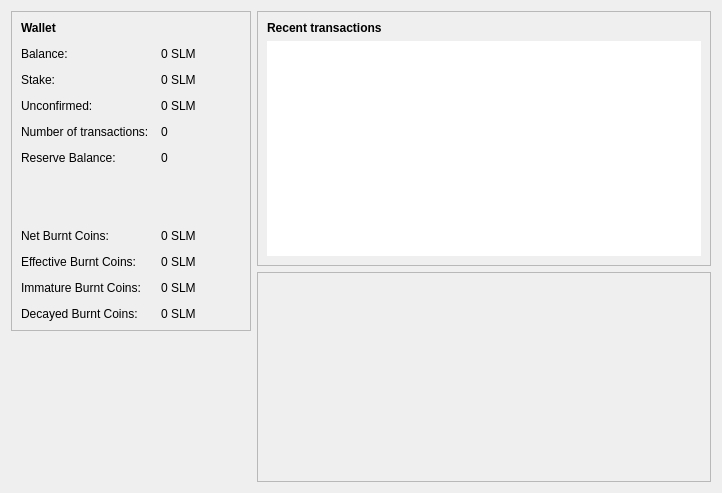
This is src/qt/forms/overviewpage.ui in slimcoin-project/Slimcoin as Qt 5 draws it before an edit. The edited form follows.
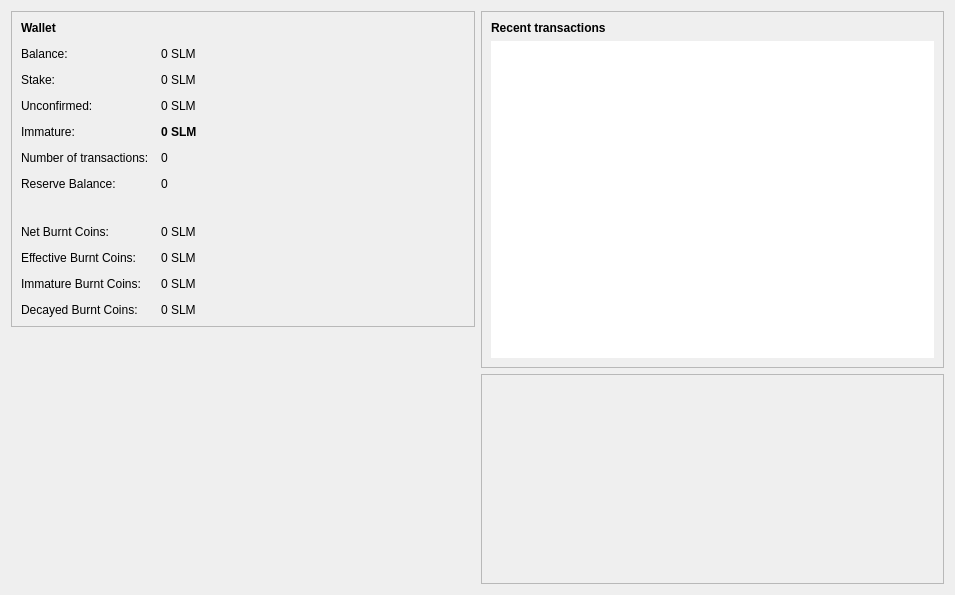
This is the edited form. Icons and pictures are not drawn. Custom widgets are drawn as their Qt base class.

Patch:
```diff
--- a/src/qt/forms/overviewpage.ui
+++ b/src/qt/forms/overviewpage.ui
@@ -6,8 +6,8 @@
    <rect>
     <x>0</x>
     <y>0</y>
-    <width>722</width>
-    <height>493</height>
+    <width>955</width>
+    <height>595</height>
    </rect>
   </property>
   <property name="windowTitle">
@@ -90,27 +90,53 @@
          </widget>
         </item>
         <item row="5" column="0">
+         <widget class="QLabel" name="labelImmatureText">
+          <property name="text">
+           <string>Immature:</string>
+          </property>
+         </widget>
+        </item>
+        <item row="5" column="1">
+         <widget class="QLabel" name="labelImmature">
+          <property name="font">
+           <font>
+            <weight>75</weight>
+            <bold>true</bold>
+           </font>
+          </property>
+          <property name="toolTip">
+           <string>Mined balance that has not yet matured</string>
+          </property>
+          <property name="text">
+           <string notr="true">0 SLM</string>
+          </property>
+          <property name="textInteractionFlags">
+           <set>Qt::LinksAccessibleByMouse|Qt::TextSelectableByKeyboard|Qt::TextSelectableByMouse</set>
+          </property>
+         </widget>
+        </item>
+        <item row="6" column="0">
          <widget class="QLabel" name="label_2">
           <property name="text">
            <string>Number of transactions:</string>
           </property>
          </widget>
         </item>
-        <item row="5" column="1">
+        <item row="6" column="1">
          <widget class="QLabel" name="labelNumTransactions">
           <property name="text">
            <string>0</string>
           </property>
          </widget>
         </item>
-        <item row="6" column="0">
+        <item row="7" column="0">
          <widget class="QLabel" name="label_2a">
           <property name="text">
            <string>Reserve Balance:</string>
           </property>
          </widget>
         </item>
-        <item row="6" column="1">
+        <item row="7" column="1">
          <widget class="QLabel" name="labelReserveBalance">
           <property name="text">
            <string>0</string>
@@ -118,6 +144,38 @@
          </widget>
         </item>
         <item row="8" column="0">
+         <spacer name="verticalSpacer_3">
+          <property name="orientation">
+           <enum>Qt::Vertical</enum>
+          </property>
+          <property name="sizeType">
+           <enum>QSizePolicy::Expanding</enum>
+          </property>
+          <property name="sizeHint" stdset="0">
+           <size>
+            <width>20</width>
+            <height>10</height>
+           </size>
+          </property>
+         </spacer>
+        </item>
+        <item row="8" column="1">
+         <spacer name="verticalSpacer_3">
+          <property name="orientation">
+           <enum>Qt::Vertical</enum>
+          </property>
+          <property name="sizeType">
+           <enum>QSizePolicy::Expanding</enum>
+          </property>
+          <property name="sizeHint" stdset="0">
+           <size>
+            <width>20</width>
+            <height>10</height>
+           </size>
+          </property>
+         </spacer>
+        </item>
+        <item row="9" column="0">
          <widget class="QLabel" name="label_7">
           <property name="toolTip">
            <string/>
@@ -127,30 +185,14 @@
           </property>
          </widget>
         </item>
-        <item row="8" column="1">
+        <item row="9" column="1">
          <widget class="QLabel" name="labelNetBurnCoins">
           <property name="text">
            <string>0 SLM</string>
           </property>
          </widget>
         </item>
-        <item row="7" column="1">
-         <spacer name="verticalSpacer_3">
-          <property name="orientation">
-           <enum>Qt::Vertical</enum>
-          </property>
-          <property name="sizeType">
-           <enum>QSizePolicy::Expanding</enum>
-          </property>
-          <property name="sizeHint" stdset="0">
-           <size>
-            <width>20</width>
-            <height>40</height>
-           </size>
-          </property>
-         </spacer>
-        </item>
-        <item row="9" column="0">
+        <item row="10" column="0">
          <widget class="QLabel" name="label_8">
           <property name="toolTip">
            <string/>
@@ -160,14 +202,14 @@
           </property>
          </widget>
         </item>
-        <item row="9" column="1">
+        <item row="10" column="1">
          <widget class="QLabel" name="labelEffBurnCoins">
           <property name="text">
            <string>0 SLM</string>
           </property>
          </widget>
         </item>
-        <item row="10" column="0">
+        <item row="11" column="0">
          <widget class="QLabel" name="label_10">
           <property name="toolTip">
            <string/>
@@ -177,14 +219,14 @@
           </property>
          </widget>
         </item>
-        <item row="10" column="1">
+        <item row="11" column="1">
          <widget class="QLabel" name="labelImmBurnCoins">
           <property name="text">
            <string>0 SLM</string>
           </property>
          </widget>
         </item>
-        <item row="11" column="0">
+        <item row="12" column="0">
          <widget class="QLabel" name="label_12">
           <property name="toolTip">
            <string/>
@@ -194,7 +236,7 @@
           </property>
          </widget>
         </item>
-        <item row="11" column="1">
+        <item row="12" column="1">
          <widget class="QLabel" name="labelDecayBurnCoins">
           <property name="text">
            <string>0 SLM</string>
```
Left out of the diff: 6 changed lines with no effect on the pictures.
